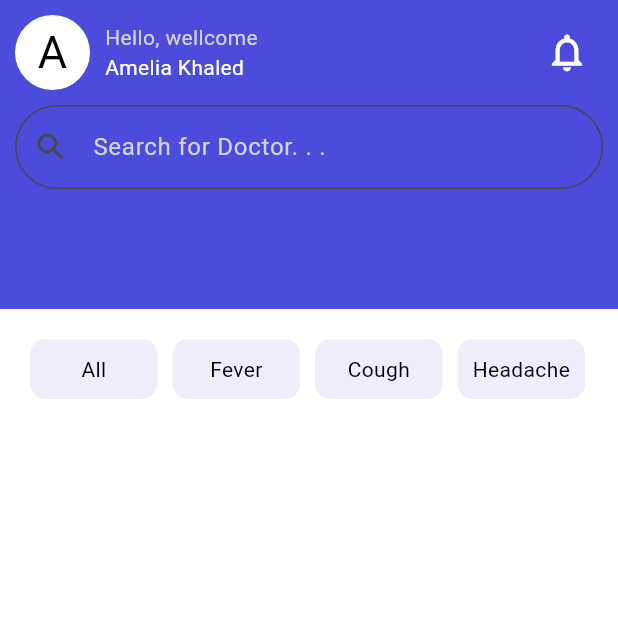
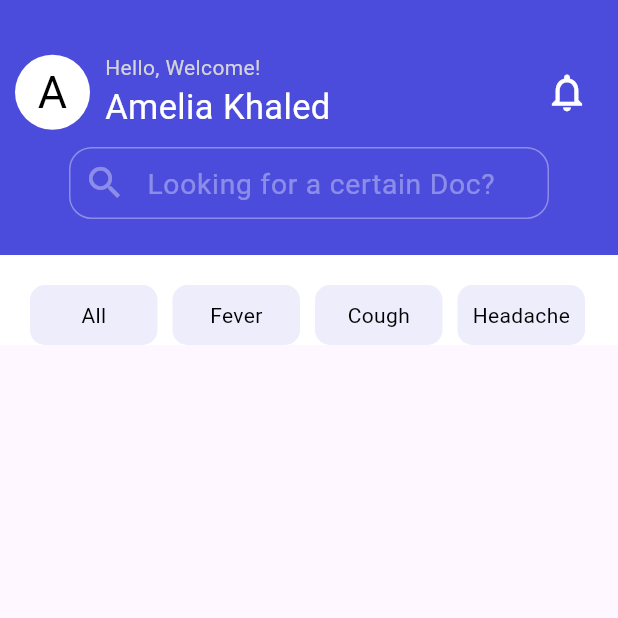
Before and after one commit to OmarHabeb/drugstore, a Flutter app: the DoctorPage screen opened by its route, on a phone screen of 412 x 824 dp, the top half of it. Run offline on Flutter 3.47's test engine with Material 3 defaults, Android fonts, the phone set to English and light mode, and no system bars; our stand-ins replace flutter_screenutil, lottie.

Commit message:
Updates
Fixes:
- Overflows
- Bugs

```diff
--- a/lib/Screens/DoctorsPage.dart
+++ b/lib/Screens/DoctorsPage.dart
@@ -1,5 +1,6 @@
 import 'package:drugstore/Widgets/data.dart';
 import 'package:flutter/material.dart';
+import 'package:flutter_screenutil/flutter_screenutil.dart';
 
 class DoctorPage extends StatefulWidget {
   const DoctorPage({super.key});
@@ -13,14 +14,22 @@ class _DoctorPageState extends State<DoctorPage> {
   Widget build(BuildContext context) {
     return Scaffold(
       extendBodyBehindAppBar: true,
-      body: Column(
+
+      body: SingleChildScrollView(
+        child: Column(
+
           children: [
-          Expanded(
+            Container(
+              width: double.infinity,
+              height: 170,
               child: Container(
                 padding: EdgeInsets.all(10),
                 color: Color.fromARGB(255, 76, 76, 220),
                 child: Column(
                   children: [
+                    SizedBox(
+                      height: 25,
+                    ),
                     Row(
                       mainAxisAlignment: MainAxisAlignment.spaceBetween,
                       children: [
@@ -36,7 +45,8 @@ class _DoctorPageState extends State<DoctorPage> {
                               child: Center(
                                   child: Text(
                                 "A",
-                            style: TextStyle(fontSize: 30, color: Colors.black),
+                                style: TextStyle(
+                                    fontSize: 30, color: Colors.black),
                               )),
                             ),
                             SizedBox(
@@ -46,12 +56,13 @@ class _DoctorPageState extends State<DoctorPage> {
                               crossAxisAlignment: CrossAxisAlignment.start,
                               children: [
                                 Text(
-                              "Hello, wellcome",
+                                  "Hello, Welcome!",
                                   style: TextStyle(
-                                  color: Color.fromARGB(255, 212, 212, 216)),
+                                      color:
+                                          Color.fromARGB(255, 212, 212, 216)),
                                 ),
                                 Text("Amelia Khaled",
-                                style: TextStyle(color: Colors.white))
+                                    style: TextStyle(color: Colors.white, fontSize: 23))
                               ],
                             )
                           ],
@@ -68,26 +79,43 @@ class _DoctorPageState extends State<DoctorPage> {
                     SizedBox(
                       height: 10,
                     ),
-                TextField(
-                  style: TextStyle(color: Colors.white),
+                    Container(
+                      width: 320,
+                      child: TextField(
                         decoration: InputDecoration(
-                      prefixIcon: Icon(Icons.search),
+                          prefixIcon: Icon(
+                            Icons.search,
+                            size: 24.sp,
+                            color: Color(0XFFEDEDFC).withOpacity(0.4),
+                          ),
+                          hintText: "Looking for a certain Doc?",
+                          hintStyle: TextStyle(
+                            fontSize: 16.sp,
+                            color: Color(0XFFEDEDFC).withOpacity(0.4),
+                          ),
+                          filled: true,
                           fillColor: Color.fromARGB(255, 76, 76, 220),
-                      filled: true,
-                      hintText: "Search for Doctor. . . ",
-                      hintStyle:
-                          TextStyle(color: Color.fromARGB(255, 212, 212, 216)),
+                          enabledBorder: OutlineInputBorder(
+                            borderRadius: BorderRadius.circular(15),
+                            borderSide: BorderSide(
+                              color: Color(0XFFEDEDFC).withOpacity(0.4),
+                            ),
+                          ),
                           focusedBorder: OutlineInputBorder(
-                          borderSide: BorderSide(color: Colors.black)),
-                      border: OutlineInputBorder(
-                          borderRadius: BorderRadius.circular(30))),
+                            borderRadius: BorderRadius.circular(15),
+                            borderSide: BorderSide(
+                              color: Color(0XFFEDEDFC),
+                            ),
+                          ),
+                          contentPadding: EdgeInsets.symmetric(vertical: 3.h),
+                        ),
+                      ),
                     )
                   ],
                 ),
-          )),
-          Expanded(
-              flex: 3,
-              child: Container(
+              ),
+            ),
+            Container(
               padding: EdgeInsets.only(right: 20, left: 20, top: 20),
               color: Colors.white,
               child: Column(
@@ -121,8 +149,9 @@ class _DoctorPageState extends State<DoctorPage> {
                   )
                 ],
               ),
-              )),
+            ),
           ],
+        ),
       ),
     );
   }
--- a/lib/Screens/LoginPage.dart
+++ b/lib/Screens/LoginPage.dart
@@ -1,5 +1,5 @@
 import 'package:drugstore/Screens/CategoriesPage.dart';
-import 'package:drugstore/Widgets/botton_navigator.dart';
+import 'package:drugstore/Widgets/buttonNavigationBar.dart';
 import 'package:flutter/material.dart';
 import 'package:lottie/lottie.dart';
 
--- a/lib/Widgets/botton_navigator.dart
+++ b/lib/Widgets/buttonNavigationBar.dart
@@ -20,6 +20,7 @@ class _botton_navigatorState extends State<botton_navigator> {
     return Scaffold(
       bottomNavigationBar: BottomNavigationBar(
         type: BottomNavigationBarType.fixed,
+
         selectedItemColor: Colors.black,
         unselectedItemColor: Colors.grey,
         currentIndex: index,
--- a/lib/main.dart
+++ b/lib/main.dart
@@ -13,11 +13,11 @@ class MyApp extends StatelessWidget {
   @override
   Widget build(BuildContext context) {
     return ScreenUtilInit(
-      designSize: Size(360, 680),
+      designSize: Size(350, 850),
       child: MaterialApp(
         title: 'Drugstore',
         debugShowCheckedModeBanner: false,
-        initialRoute: '/splash',
+        initialRoute: '/categories',
         routes: {
           '/': (context) => const LoginPage(),
           '/splash': (context) => const SplashScreenPage(),
```
Also changed, not shown: lib/Screens/CategoriesPage.dart (+20 -19 lines), lib/Screens/profile.dart (+9 -4 lines), pubspec.lock. Lines whose indentation alone changed are shown as unchanged.
